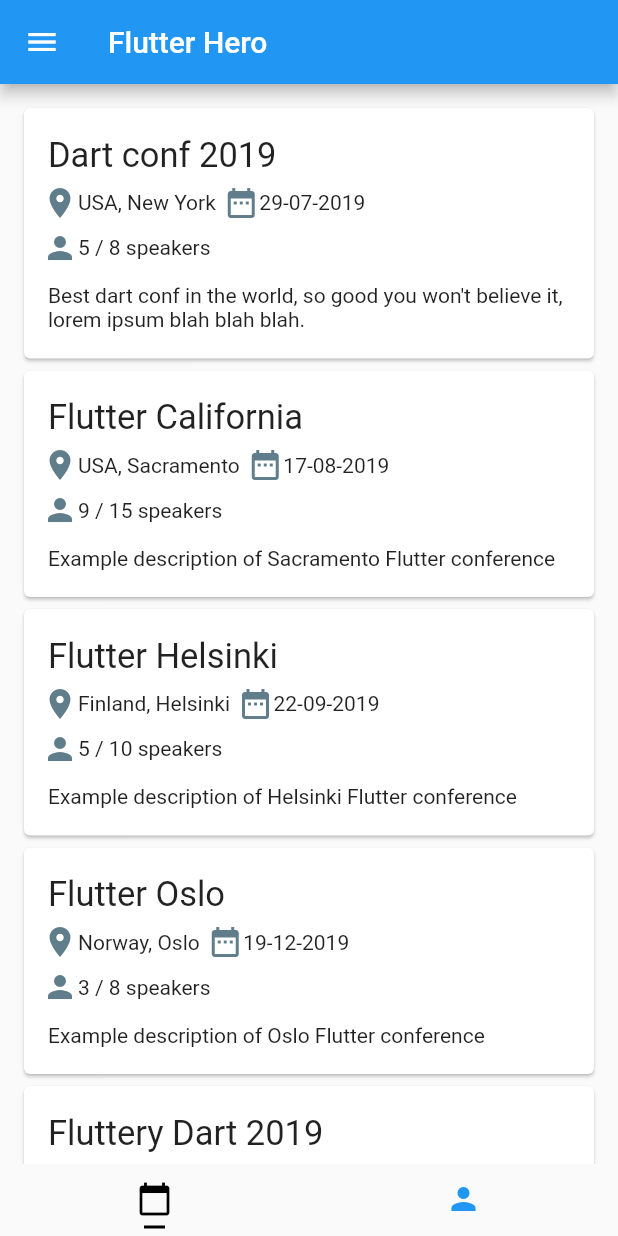
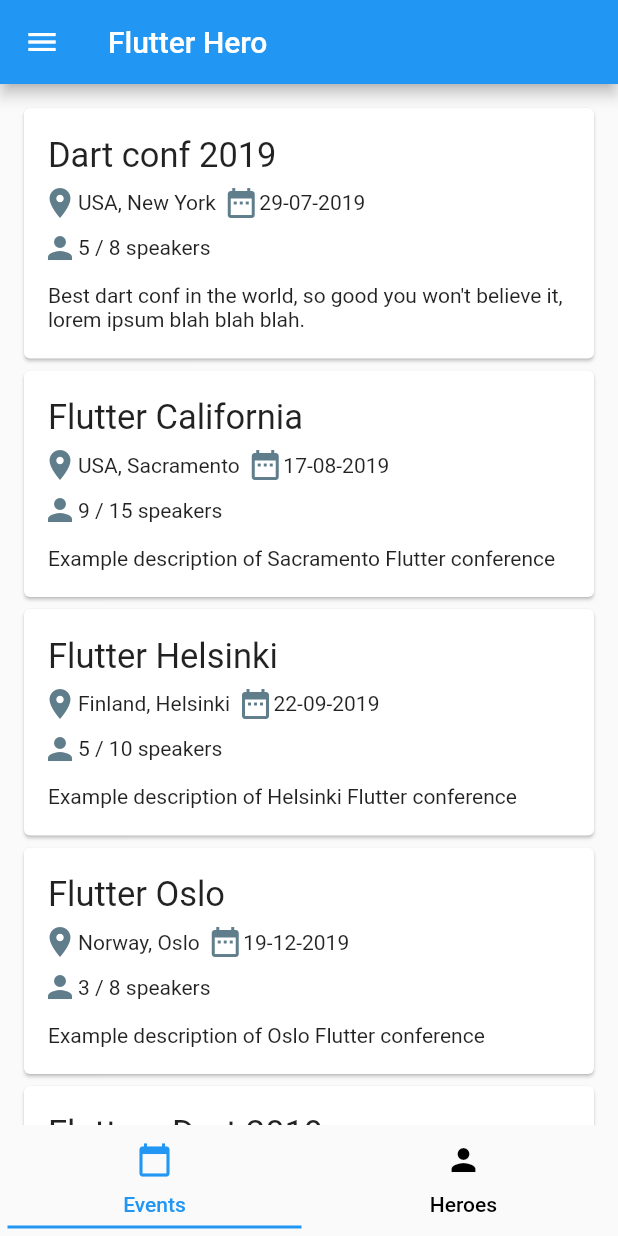
Before and after one commit to tomgilder/flutter-hero, a Flutter app: the HomePage screen opened directly, on a phone screen of 412 x 824 dp. Run offline on Flutter 3.47's test engine with Material 2 defaults, Android fonts, the phone set to English and light mode, and no system bars; missing offline and left inert: fancy_on_boarding.

Commit message:
Tweak tab bar

```diff
--- a/flutter_hero/lib/home_page.dart
+++ b/flutter_hero/lib/home_page.dart
@@ -46,16 +46,17 @@ class HomePage extends StatelessWidget {
               tabs: [
                 Tab(
                   icon: Icon(Icons.calendar_today),
+                  text: "Events",
                 ),
                 Tab(
                   icon: Icon(Icons.person),
+                  text: "Heroes",
                 )
               ],
-              labelColor: Colors.black,
-              unselectedLabelColor: Colors.blue,
-              indicatorSize: TabBarIndicatorSize.label,
+              labelColor: Colors.blue,
+              unselectedLabelColor: Colors.black,
               indicatorPadding: EdgeInsets.all(5.0),
-              indicatorColor: Colors.black,
+              indicatorColor: Colors.blue,
             ),
           ),
           appBar: AppBar(
```
